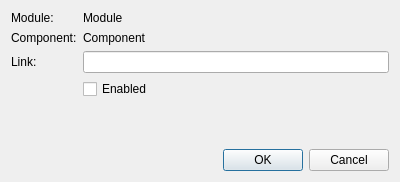
Above: host/dialogs/dialogeditlink.ui from XcluDev/Xclu before the change. Below: the same form after it.
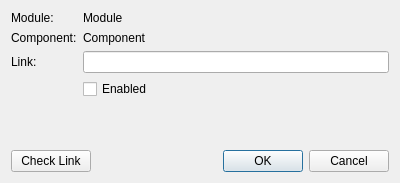
That is the form after the change.

Commit message: compile link

Diff of the .ui file:
```diff
--- a/host/dialogs/dialogeditlink.ui
+++ b/host/dialogs/dialogeditlink.ui
@@ -7,7 +7,7 @@
     <x>0</x>
     <y>0</y>
     <width>400</width>
-    <height>182</height>
+    <height>183</height>
    </rect>
   </property>
   <property name="windowTitle">
@@ -77,6 +77,15 @@
     </layout>
    </item>
    <item>
+    <layout class="QHBoxLayout" name="horizontalLayout">
+     <item>
+      <widget class="QPushButton" name="button_check_link">
+       <property name="text">
+        <string>Check Link</string>
+       </property>
+      </widget>
+     </item>
+     <item>
     <widget class="QDialogButtonBox" name="buttonBox">
      <property name="orientation">
       <enum>Qt::Horizontal</enum>
@@ -85,6 +94,8 @@
       <set>QDialogButtonBox::Cancel|QDialogButtonBox::Ok</set>
      </property>
     </widget>
+     </item>
+    </layout>
    </item>
   </layout>
  </widget>
```
Lines whose indentation alone changed are shown as unchanged. The commit also changes 22 other files.
